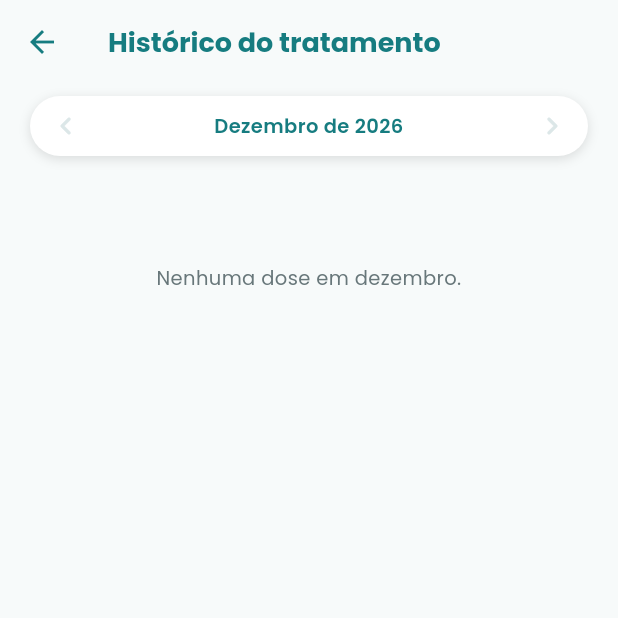
After one commit to dzblivion/MedTrack, a Flutter app: the HistoricoTratamentoScreen screen opened directly, on a phone screen of 412 x 824 dp, the top half of it. The commit adds this screen. Run offline on Flutter 3.47's test engine with Material 3 defaults, Android fonts, the phone set to English and light mode, and no system bars; our stand-ins replace flutter_secure_storage, go_router; accounts and stored records are empty.

Commit message:
feat: contagem de doses no detalhe e histórico do tratamento
- Bloco "Doses" no detalhe: "12 de 28 doses tomadas" com barra de
  progresso (no contínuo, só as tomadas até agora) e as perdidas em
  destaque, separando "não tomadas" e "sem registro".
- "Ver no histórico" abre o histórico só daquele tratamento por cima do
  detalhe, com seta de voltar; se uma dose for registrada lá, a
  contagem atualiza ao voltar.
- O seletor de mês e a lista de dias viraram um componente usado pela
  aba Histórico e pelo histórico do tratamento.

Nos testes, o helper tocar redesenha a tela depois de rolar, antes de
tocar.

```diff
--- a/frontend/lib/app/rotas.dart
+++ b/frontend/lib/app/rotas.dart
@@ -12,6 +12,9 @@ abstract final class Rotas {
   static String tratamento(int id) => '/tratamentos/$id';
   static String editarTratamento(int id) => '/tratamentos/$id/editar';
   static const historico = '/historico';
+
+  /// Histórico só das doses de um tratamento, aberto por cima do detalhe.
+  static String historicoDoTratamento(int id) => '/tratamentos/$id/historico';
   static const perfil = '/perfil';
   static const termos = '/termos';
   static const privacidade = '/privacidade';
--- a/frontend/lib/features/doses/dose_repository.dart
+++ b/frontend/lib/features/doses/dose_repository.dart
@@ -32,6 +32,10 @@ class DoseRepository {
     return doses..sort((a, b) => b.agendadaPara.compareTo(a.agendadaPara));
   }
 
+  /// Todas as doses de um tratamento (para a contagem no detalhe).
+  Future<List<Dose>> doTratamento(Tratamento tratamento) =>
+      _dosesDe(tratamento);
+
   Future<List<Dose>> _dosesDos(bool Function(Tratamento) incluir) async {
     final tratamentos = (await _tratamentos.listar()).where(incluir);
     final porTratamento = await Future.wait(tratamentos.map(_dosesDe));
--- a/frontend/lib/features/historico/historico_controller.dart
+++ b/frontend/lib/features/historico/historico_controller.dart
@@ -26,6 +26,11 @@ class HistoricoController extends ChangeNotifier {
   /// Primeiro dia do mês escolhido no filtro.
   late DateTime _mes = _inicioDoMes(agora);
 
+  /// Mostrando só um tratamento (vindo do "Ver no histórico" do detalhe).
+  int? _tratamentoId;
+  bool _carregou = false;
+  bool _irParaUltimaAoCarregar = false;
+
   HistoricoController(this._repositorio, {DateTime Function()? relogio})
       : _relogio = relogio ?? DateTime.now;
 
@@ -38,10 +43,43 @@ class HistoricoController extends ChangeNotifier {
   /// Já pediu os dados alguma vez (a tela usa para buscar na 1ª abertura).
   bool get iniciado => _iniciado;
 
+  int? get tratamentoFiltrado => _tratamentoId;
+
+  /// Nome do remédio filtrado, para a etiqueta "Losartana ✕".
+  String? get nomeDoFiltro => _visiveis.firstOrNull?.medicamento;
+
+  /// As doses consideradas: todas, ou só as do tratamento filtrado.
+  Iterable<Dose> get _visiveis {
+    final id = _tratamentoId;
+    return id == null ? _doses : _doses.where((d) => d.tratamentoId == id);
+  }
+
+  /// Filtra por um tratamento (ou tira o filtro, com nulo). Ao filtrar,
+  /// abre no mês da dose mais recente dele (ex.: um tratamento que
+  /// acabou mês passado); ao tirar, volta para o mês atual.
+  void filtrar(int? tratamentoId) {
+    if (tratamentoId == _tratamentoId) return;
+    _tratamentoId = tratamentoId;
+    if (tratamentoId == null) {
+      _mes = _inicioDoMes(agora);
+    } else if (_carregou) {
+      _irParaUltimaDose();
+    } else {
+      _irParaUltimaAoCarregar = true;
+    }
+    _avisar();
+  }
+
+  void _irParaUltimaDose() {
+    final maisRecente = _visiveis.firstOrNull;
+    _mes = _inicioDoMes(maisRecente?.agendadaPara ?? agora);
+  }
+
   /// Não há histórico antes da primeira dose nem depois do mês atual.
   bool get podeVoltar {
-    if (_doses.isEmpty) return false;
-    return _mes.isAfter(_inicioDoMes(_doses.last.agendadaPara));
+    final maisAntiga = _visiveis.lastOrNull;
+    if (maisAntiga == null) return false;
+    return _mes.isAfter(_inicioDoMes(maisAntiga.agendadaPara));
   }
 
   bool get podeAvancar => _mes.isBefore(_inicioDoMes(agora));
@@ -61,7 +99,7 @@ class HistoricoController extends ChangeNotifier {
   /// Dias do mês escolhido que têm doses, do mais recente ao mais antigo.
   List<DiaDoHistorico> get dias {
     final porDia = <DateTime, List<Dose>>{};
-    for (final dose in _doses) {
+    for (final dose in _visiveis) {
       final quando = dose.agendadaPara;
       if (quando.year != _mes.year || quando.month != _mes.month) continue;
       porDia
@@ -110,7 +148,14 @@ class HistoricoController extends ChangeNotifier {
     }
 
     if (busca != _buscas) return;
-    if (doses != null) _doses = doses;
+    if (doses != null) {
+      _doses = doses;
+      _carregou = true;
+      if (_irParaUltimaAoCarregar) {
+        _irParaUltimaAoCarregar = false;
+        _irParaUltimaDose();
+      }
+    }
     _erro = erro;
     _carregando = false;
     _avisar();
--- /dev/null
+++ b/frontend/lib/features/historico/historico_tratamento_screen.dart
@@ -0,0 +1,82 @@
+import 'package:flutter/material.dart';
+import 'package:go_router/go_router.dart';
+import 'package:provider/provider.dart';
+
+import '../../theme/app_theme.dart';
+import 'historico_controller.dart';
+import 'widgets/lista_historico.dart';
+
+/// Histórico de um tratamento, aberto por cima do detalhe ("Ver no
+/// histórico"). A seta volta para o detalhe, avisando se alguma dose foi
+/// registrada aqui (para ele atualizar a contagem).
+class HistoricoTratamentoScreen extends StatefulWidget {
+  /// Nome para o título; sem ele (ex.: página recarregada), usa o das doses.
+  final String? medicamento;
+
+  const HistoricoTratamentoScreen({super.key, this.medicamento});
+
+  @override
+  State<HistoricoTratamentoScreen> createState() =>
+      _HistoricoTratamentoScreenState();
+}
+
+class _HistoricoTratamentoScreenState extends State<HistoricoTratamentoScreen> {
+  bool _registrou = false;
+
+  void _voltar() => context.pop(_registrou);
+
+  @override
+  Widget build(BuildContext context) {
+    final nome =
+        widget.medicamento ?? context.watch<HistoricoController>().nomeDoFiltro;
+
+    // Também cobre o "voltar" do celular, para o detalhe saber se mudou.
+    return PopScope(
+      canPop: false,
+      onPopInvokedWithResult: (saiu, _) {
+        if (!saiu) _voltar();
+      },
+      child: Scaffold(
+        backgroundColor: AppColors.background,
+        appBar: AppBar(
+          backgroundColor: AppColors.background,
+          foregroundColor: AppColors.darkCiano,
+          elevation: 0,
+          leading: IconButton(
+            icon: const Icon(Icons.arrow_back),
+            tooltip: 'Voltar',
+            onPressed: _voltar,
+          ),
+          title: Column(
+            crossAxisAlignment: CrossAxisAlignment.start,
+            children: [
+              const Text(
+                'Histórico do tratamento',
+                style: TextStyle(
+                  fontFamily: 'Poppins',
+                  fontSize: 18,
+                  fontWeight: FontWeight.w700,
+                ),
+              ),
+              if (nome != null)
+                Text(
+                  nome,
+                  style: const TextStyle(
+                    fontFamily: 'Poppins',
+                    color: AppColors.gray,
+                    fontSize: 12,
+                  ),
+                ),
+            ],
+          ),
+        ),
+        body: SafeArea(
+          child: Padding(
+            padding: const EdgeInsets.fromLTRB(20, 8, 20, 0),
+            child: ListaHistorico(onRegistrou: () => _registrou = true),
+          ),
+        ),
+      ),
+    );
+  }
+}
--- /dev/null
+++ b/frontend/lib/features/historico/widgets/lista_historico.dart
@@ -0,0 +1,124 @@
+import 'package:flutter/material.dart';
+import 'package:provider/provider.dart';
+
+import '../../../core/api/api_client.dart';
+import '../../../core/formatos.dart';
+import '../../../theme/app_theme.dart';
+import '../../../widgets/app_snackbar.dart';
+import '../../doses/dose.dart';
+import '../historico_controller.dart';
+import 'grupo_dia.dart';
+import 'seletor_mes.dart';
+
+/// Seletor de mês + dias com as doses. Usado pela aba Histórico e pelo
+/// histórico de um tratamento (cada um com o seu [HistoricoController]).
+class ListaHistorico extends StatelessWidget {
+  /// Chamado depois de registrar uma dose (ex.: o detalhe atualizar a
+  /// contagem ao voltar).
+  final VoidCallback? onRegistrou;
+
+  const ListaHistorico({super.key, this.onRegistrou});
+
+  @override
+  Widget build(BuildContext context) {
+    final controller = context.watch<HistoricoController>();
+
+    return Column(
+      children: [
+        SeletorMes(
+          mes: controller.mes,
+          onAnterior: controller.podeVoltar ? controller.mesAnterior : null,
+          onProximo: controller.podeAvancar ? controller.proximoMes : null,
+        ),
+        const SizedBox(height: 12),
+        Expanded(
+          child: RefreshIndicator(
+            onRefresh: controller.carregar,
+            child: ListView(
+              physics: const AlwaysScrollableScrollPhysics(),
+              padding: const EdgeInsets.only(bottom: 16),
+              children: _conteudo(context, controller),
+            ),
+          ),
+        ),
+      ],
+    );
+  }
+
+  List<Widget> _conteudo(BuildContext context, HistoricoController controller) {
+    if (controller.erro != null) {
+      return [
+        const SizedBox(height: 40),
+        Text(
+          controller.erro!,
+          textAlign: TextAlign.center,
+          style: const TextStyle(color: AppColors.gray, fontSize: 13),
+        ),
+        Center(
+          child: TextButton(
+            onPressed: controller.carregar,
+            child: const Text('Tentar de novo'),
+          ),
+        ),
+      ];
+    }
+
+    final dias = controller.dias;
+    if (controller.carregando && dias.isEmpty) {
+      return const [
+        SizedBox(height: 60),
+        Center(child: CircularProgressIndicator()),
+      ];
+    }
+    if (dias.isEmpty) {
+      return [
+        const SizedBox(height: 60),
+        Text(
+          'Nenhuma dose em ${nomeDoMes(controller.mes)}.',
+          textAlign: TextAlign.center,
+          style: const TextStyle(color: AppColors.gray, fontSize: 13),
+        ),
+      ];
+    }
+
+    return [
+      for (final (:dia, :doses) in dias) ...[
+        GrupoDia(
+          rotulo: controller.rotuloDoDia(dia),
+          doses: doses,
+          agora: controller.agora,
+          registrando: controller.registrando != null,
+          onRegistrar: (dose, {required tomada}) =>
+              _registrar(context, controller, dose, tomada: tomada),
+        ),
+        const SizedBox(height: 12),
+      ],
+    ];
+  }
+
+  Future<void> _registrar(
+    BuildContext context,
+    HistoricoController controller,
+    Dose dose, {
+    required bool tomada,
+  }) async {
+    try {
+      await controller.registrar(dose, tomada: tomada);
+      onRegistrou?.call();
+      if (context.mounted) {
+        AppSnackBar.info(
+          context,
+          tomada
+              ? 'Dose registrada como tomada.'
+              : 'Dose registrada como não tomada.',
+        );
+      }
+    } on ApiException catch (e) {
+      if (context.mounted) AppSnackBar.erro(context, e.mensagem);
+    } catch (_) {
+      if (context.mounted) {
+        AppSnackBar.erro(context, 'Algo deu errado. Tente novamente.');
+      }
+    }
+  }
+}
```
Also changed, not shown: frontend/lib/app/router.dart (+18 -0 lines), frontend/lib/features/doses/resumo_doses.dart (added, +58 -0 lines), frontend/lib/features/historico/historico_screen.dart (+4 -99 lines), frontend/lib/features/tratamentos/tratamento_detalhe_screen.dart (+41 -1 lines), frontend/lib/features/tratamentos/widgets/card_doses_tratamento.dart (added, +222 -0 lines), 3 other files.
